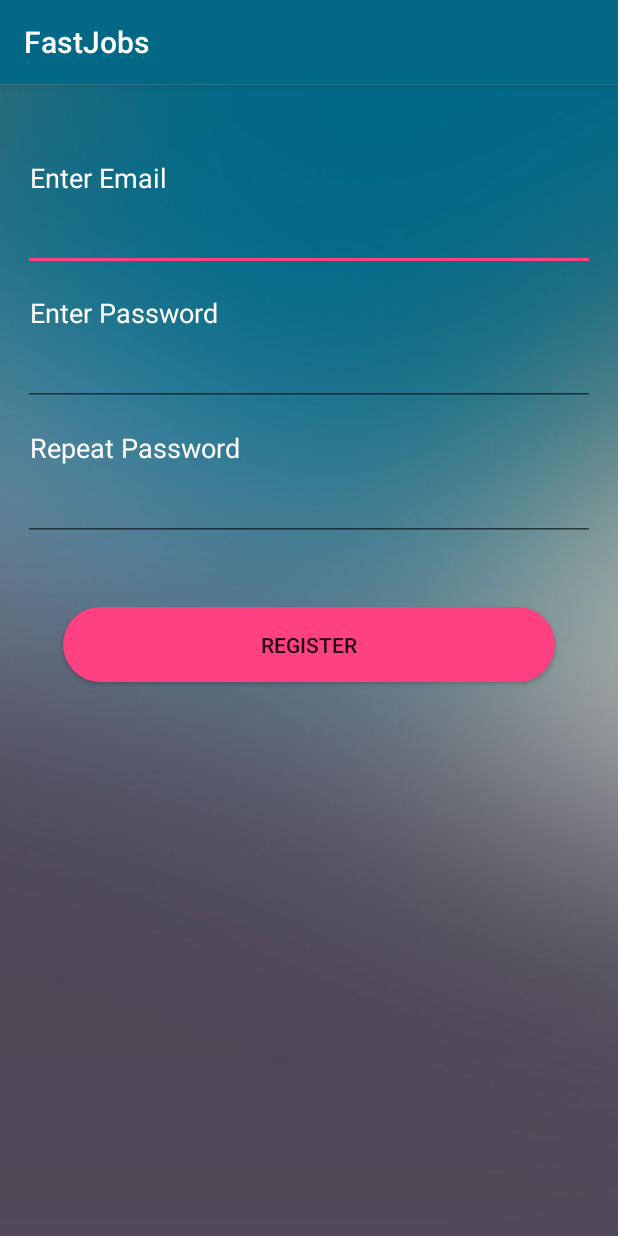
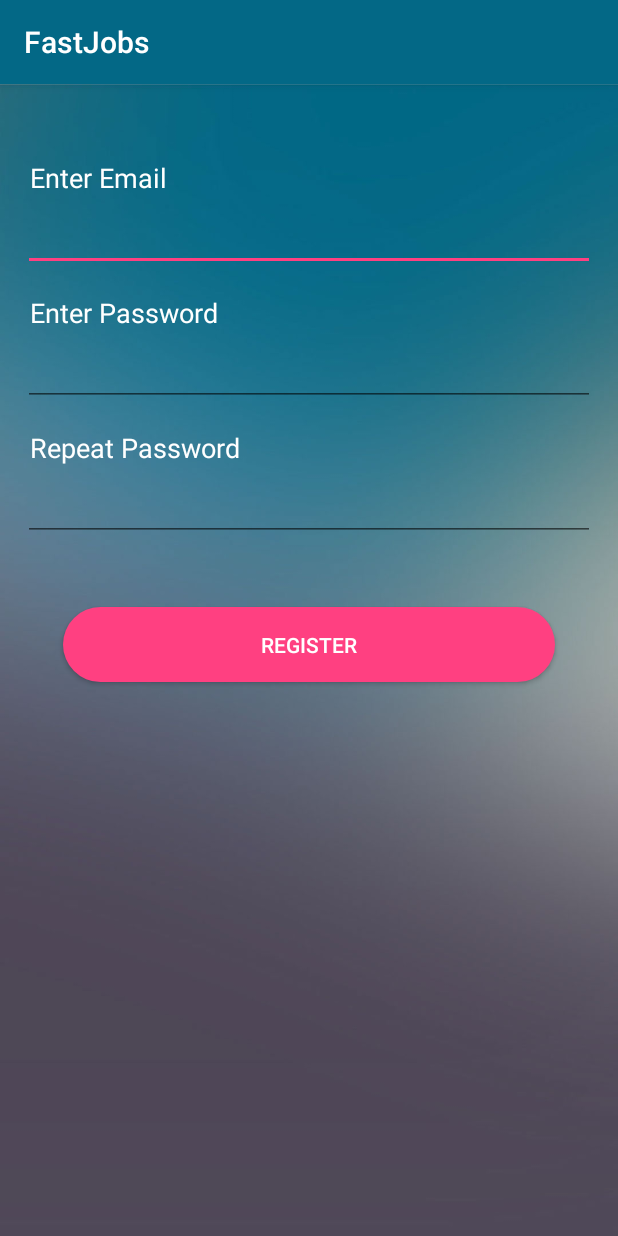
Before and after one commit to vanthai2704/AndroidFinalProject, an Android app: the RegisterActivity screen opened directly, with no data from a screen before it, on a phone screen of 412 x 824 dp. Run offline under Robolectric (Android 15) with nearby library versions, the phone set to English and light mode, and no system bars.

Commit message:
register
color

```diff
--- a/FastJobs/app/src/main/res/layout/activity_register.xml
+++ b/FastJobs/app/src/main/res/layout/activity_register.xml
@@ -94,6 +94,7 @@
         android:layout_marginEnd="42dp"
         android:background="@drawable/rounded_button"
         android:onClick="Register"
-        android:text="@string/register" />
+        android:text="@string/register"
+        android:textColor="@android:color/white" />
 
 </RelativeLayout>
```
